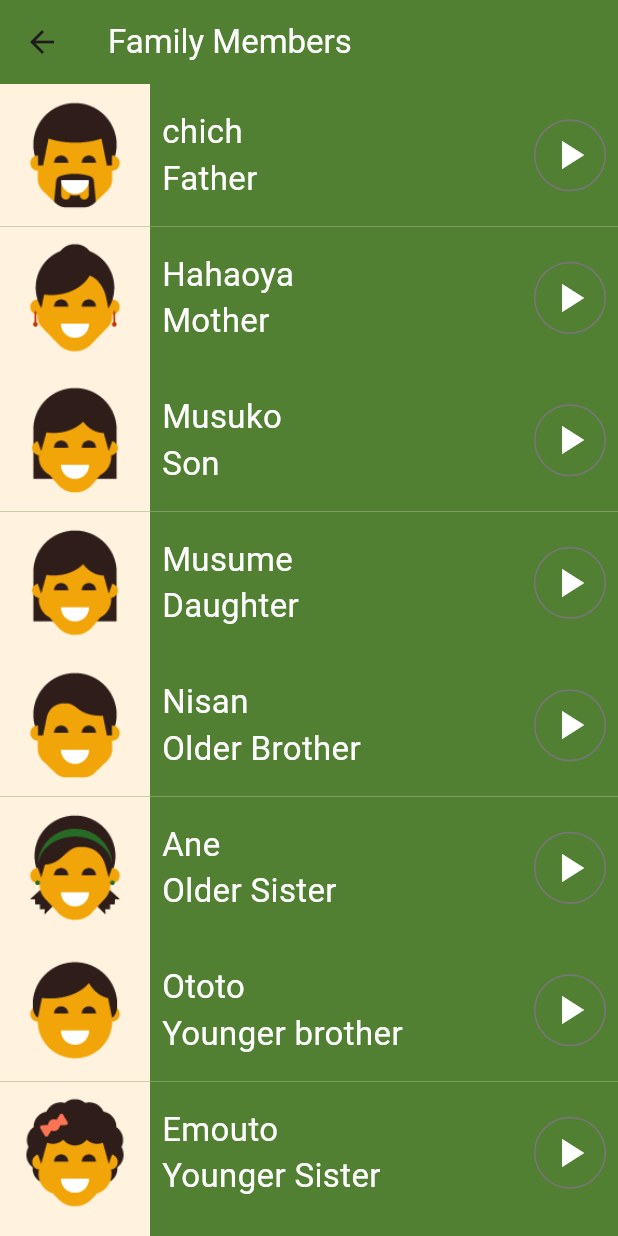
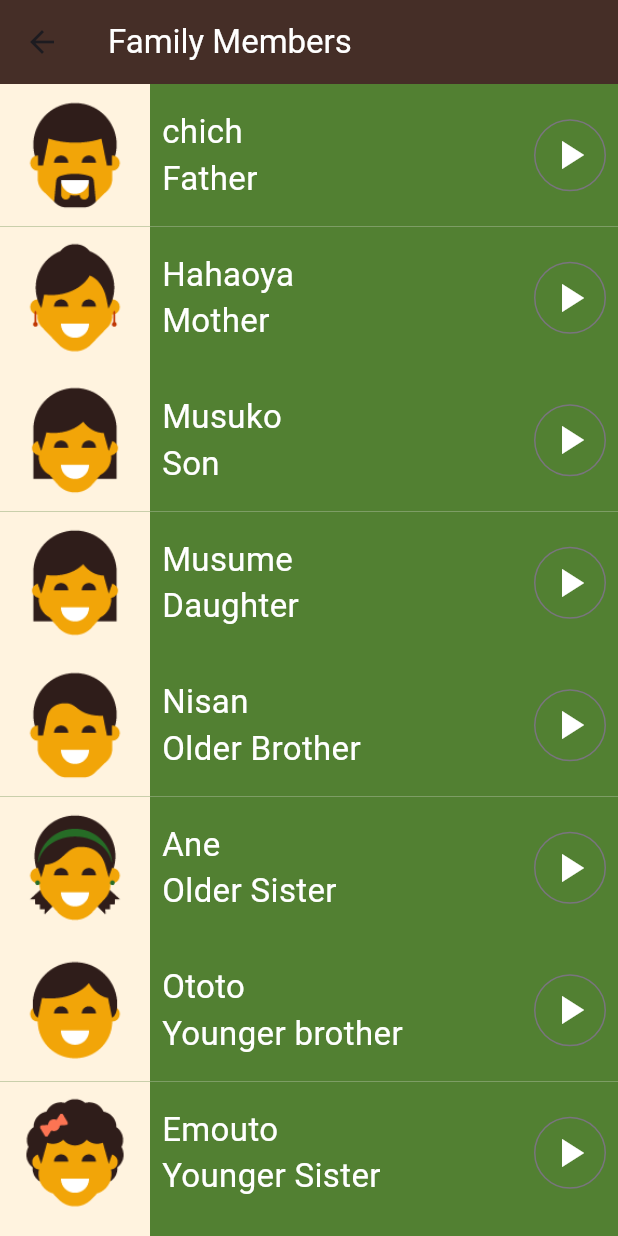
Before and after one commit to omarAbdullahMoharam/EngTharwatCourse_Practice, a Flutter app: the FamilyMembersPage screen opened directly, on a phone screen of 412 x 824 dp. Run offline on Flutter 3.47's test engine with Material 3 defaults, Android fonts, the phone set to English and light mode, and no system bars; our stand-ins replace audioplayers.

```diff
--- a/language_learning_app/lib/view/family_page.dart
+++ b/language_learning_app/lib/view/family_page.dart
@@ -77,7 +77,7 @@ class FamilyMembersPage extends StatelessWidget {
           'Family Members',
           style: TextStyle(color: Colors.white),
         ),
-        backgroundColor: const Color(0xFF528032),
+        backgroundColor: const Color(0xFF452E27),
       ),
       body: ListView.builder(
           itemCount: members.length,
```
